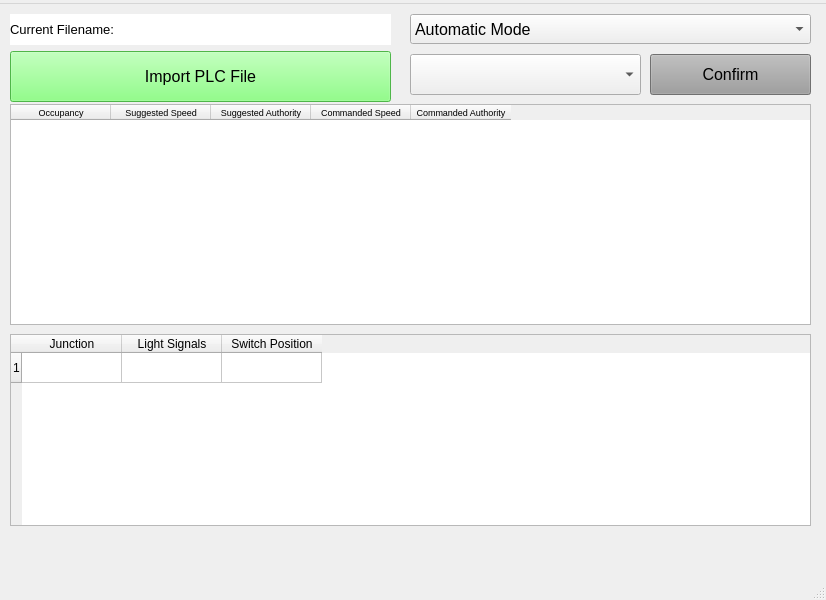
Qt form Track/WaysideController/wayside_controller.ui (connor-marsh/ECE1140ChooChoo) before a commit.
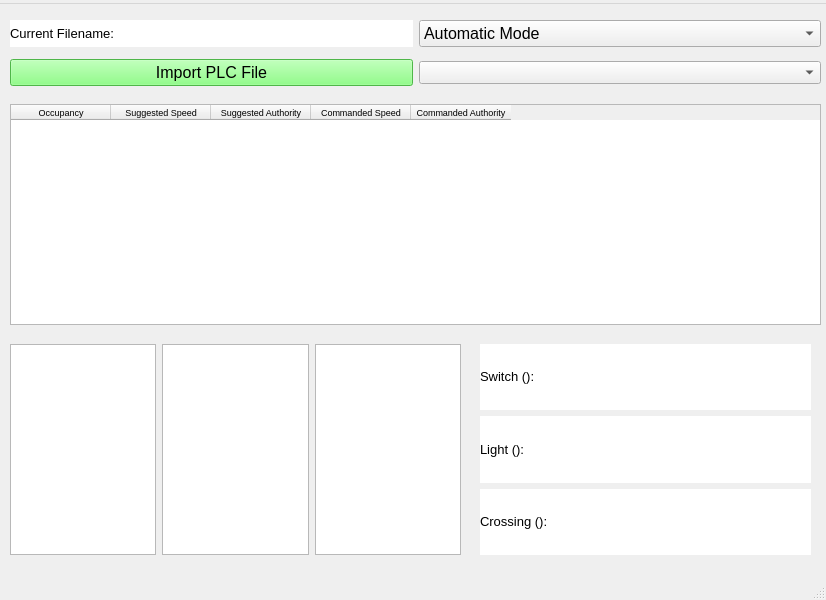
The same form after that commit.

Commit message: updated the .ui file and exported a new version of the main wayside ui

```diff
--- a/Track/WaysideController/wayside_controller.ui
+++ b/Track/WaysideController/wayside_controller.ui
@@ -14,88 +14,166 @@
    <string>Wayside Controller Module</string>
   </property>
   <widget class="QWidget" name="centralwidget">
-   <widget class="QComboBox" name="mode_select_combo_box">
+   <widget class="QWidget" name="horizontalLayoutWidget">
     <property name="geometry">
      <rect>
-      <x>410</x>
+      <x>10</x>
+      <y>340</y>
+      <width>451</width>
+      <height>211</height>
+     </rect>
+    </property>
+    <layout class="QHBoxLayout" name="horizontalLayout">
+     <item>
+      <widget class="QListWidget" name="switch_list"/>
+     </item>
+     <item>
+      <widget class="QListWidget" name="crossing_list"/>
+     </item>
+     <item>
+      <widget class="QListWidget" name="light_list"/>
+     </item>
+    </layout>
+   </widget>
+   <widget class="QWidget" name="gridLayoutWidget">
+    <property name="geometry">
+     <rect>
+      <x>10</x>
       <y>10</y>
-      <width>401</width>
-      <height>30</height>
+      <width>811</width>
+      <height>80</height>
      </rect>
     </property>
-    <property name="font">
-     <font>
-      <pointsize>12</pointsize>
-     </font>
-    </property>
-    <property name="layoutDirection">
-     <enum>Qt::LeftToRight</enum>
-    </property>
-    <item>
-     <property name="text">
-      <string>Automatic Mode</string>
-     </property>
-    </item>
-    <item>
-     <property name="text">
-      <string>Maintenance Mode</string>
-     </property>
-    </item>
+    <layout class="QGridLayout" name="gridLayout">
+     <item row="1" column="1">
+      <widget class="QComboBox" name="controller_select_combo_box">
+       <property name="font">
+        <font>
+         <pointsize>10</pointsize>
+        </font>
+       </property>
+       <property name="maxVisibleItems">
+        <number>10</number>
+       </property>
+      </widget>
+     </item>
+     <item row="1" column="0">
+      <widget class="QPushButton" name="import_plc_button">
+       <property name="font">
+        <font>
+         <pointsize>12</pointsize>
+        </font>
+       </property>
+       <property name="styleSheet">
+        <string notr="true">background-color: rgb(110, 255, 102);</string>
+       </property>
+       <property name="text">
+        <string>Import PLC File</string>
+       </property>
+      </widget>
+     </item>
+     <item row="0" column="0">
+      <widget class="QLabel" name="current_filename_label">
+       <property name="font">
+        <font>
+         <pointsize>10</pointsize>
+        </font>
+       </property>
+       <property name="styleSheet">
+        <string notr="true">background-color: rgb(255, 255, 255);</string>
+       </property>
+       <property name="text">
+        <string>Current Filename:</string>
+       </property>
+      </widget>
+     </item>
+     <item row="0" column="1">
+      <widget class="QComboBox" name="mode_select_combo_box">
+       <property name="font">
+        <font>
+         <pointsize>12</pointsize>
+        </font>
+       </property>
+       <property name="layoutDirection">
+        <enum>Qt::LeftToRight</enum>
+       </property>
+       <item>
+        <property name="text">
+         <string>Automatic Mode</string>
+        </property>
+       </item>
+       <item>
+        <property name="text">
+         <string>Maintenance Mode</string>
+        </property>
+       </item>
+      </widget>
+     </item>
+    </layout>
    </widget>
-   <widget class="QTableWidget" name="junction_table">
+   <widget class="QWidget" name="verticalLayoutWidget">
     <property name="geometry">
      <rect>
-      <x>10</x>
-      <y>330</y>
-      <width>801</width>
-      <height>192</height>
+      <x>480</x>
+      <y>340</y>
+      <width>331</width>
+      <height>211</height>
      </rect>
     </property>
-    <property name="editTriggers">
-     <set>QAbstractItemView::NoEditTriggers</set>
-    </property>
-    <row>
-     <property name="text">
-      <string>1</string>
-     </property>
-    </row>
-    <column>
-     <property name="text">
-      <string>Junction</string>
-     </property>
-    </column>
-    <column>
-     <property name="text">
-      <string>Light Signals</string>
-     </property>
-    </column>
-    <column>
-     <property name="text">
-      <string>Switch Position</string>
-     </property>
-    </column>
-    <item row="0" column="0">
-     <property name="text">
-      <string/>
-     </property>
-    </item>
-    <item row="0" column="1">
-     <property name="text">
-      <string/>
-     </property>
-    </item>
-    <item row="0" column="2">
-     <property name="text">
-      <string/>
-     </property>
-    </item>
+    <layout class="QVBoxLayout" name="verticalLayout">
+     <item>
+      <widget class="QLabel" name="switch_label">
+       <property name="font">
+        <font>
+         <pointsize>10</pointsize>
+        </font>
+       </property>
+       <property name="styleSheet">
+        <string notr="true">background-color: rgb(255, 255, 255);</string>
+       </property>
+       <property name="text">
+        <string>&lt;html&gt;&lt;head/&gt;&lt;body&gt;&lt;p&gt;Switch ():&lt;/p&gt;&lt;/body&gt;&lt;/html&gt;</string>
+       </property>
+      </widget>
+     </item>
+     <item>
+      <widget class="QLabel" name="light_label">
+       <property name="font">
+        <font>
+         <pointsize>10</pointsize>
+        </font>
+       </property>
+       <property name="styleSheet">
+        <string notr="true">background-color: rgb(255, 255, 255);</string>
+       </property>
+       <property name="text">
+        <string>&lt;html&gt;&lt;head/&gt;&lt;body&gt;&lt;p&gt;Light ():&lt;/p&gt;&lt;/body&gt;&lt;/html&gt;</string>
+       </property>
+      </widget>
+     </item>
+     <item>
+      <widget class="QLabel" name="crossing_label">
+       <property name="font">
+        <font>
+         <pointsize>10</pointsize>
+        </font>
+       </property>
+       <property name="styleSheet">
+        <string notr="true">background-color: rgb(255, 255, 255);</string>
+       </property>
+       <property name="text">
+        <string>&lt;html&gt;&lt;head/&gt;&lt;body&gt;&lt;p&gt;Crossing ():&lt;/p&gt;&lt;/body&gt;&lt;/html&gt;</string>
+       </property>
+      </widget>
+     </item>
+    </layout>
    </widget>
    <widget class="QTableWidget" name="block_table">
     <property name="geometry">
      <rect>
       <x>10</x>
       <y>100</y>
-      <width>801</width>
+      <width>811</width>
       <height>221</height>
      </rect>
     </property>
@@ -133,87 +211,6 @@
      </property>
     </column>
    </widget>
-   <widget class="QPushButton" name="import_plc_button">
-    <property name="geometry">
-     <rect>
-      <x>10</x>
-      <y>47</y>
-      <width>381</width>
-      <height>51</height>
-     </rect>
-    </property>
-    <property name="font">
-     <font>
-      <pointsize>12</pointsize>
-     </font>
-    </property>
-    <property name="styleSheet">
-     <string notr="true">background-color: rgb(110, 255, 102);</string>
-    </property>
-    <property name="text">
-     <string>Import PLC File</string>
-    </property>
-   </widget>
-   <widget class="QLabel" name="current_filename_label">
-    <property name="geometry">
-     <rect>
-      <x>10</x>
-      <y>10</y>
-      <width>381</width>
-      <height>31</height>
-     </rect>
-    </property>
-    <property name="font">
-     <font>
-      <pointsize>10</pointsize>
-     </font>
-    </property>
-    <property name="styleSheet">
-     <string notr="true">background-color: rgb(255, 255, 255);</string>
-    </property>
-    <property name="text">
-     <string>Current Filename:</string>
-    </property>
-   </widget>
-   <widget class="QComboBox" name="controller_select_combo_box">
-    <property name="geometry">
-     <rect>
-      <x>410</x>
-      <y>50</y>
-      <width>231</width>
-      <height>41</height>
-     </rect>
-    </property>
-    <property name="font">
-     <font>
-      <pointsize>10</pointsize>
-     </font>
-    </property>
-    <property name="maxVisibleItems">
-     <number>10</number>
-    </property>
-   </widget>
-   <widget class="QPushButton" name="confirm_button">
-    <property name="geometry">
-     <rect>
-      <x>650</x>
-      <y>50</y>
-      <width>161</width>
-      <height>41</height>
-     </rect>
-    </property>
-    <property name="font">
-     <font>
-      <pointsize>12</pointsize>
-     </font>
-    </property>
-    <property name="styleSheet">
-     <string notr="true">background-color: rgb(157, 157, 157);</string>
-    </property>
-    <property name="text">
-     <string>Confirm</string>
-    </property>
-   </widget>
   </widget>
   <widget class="QMenuBar" name="menubar">
    <property name="geometry">
```
The commit also changes 2 other files.
